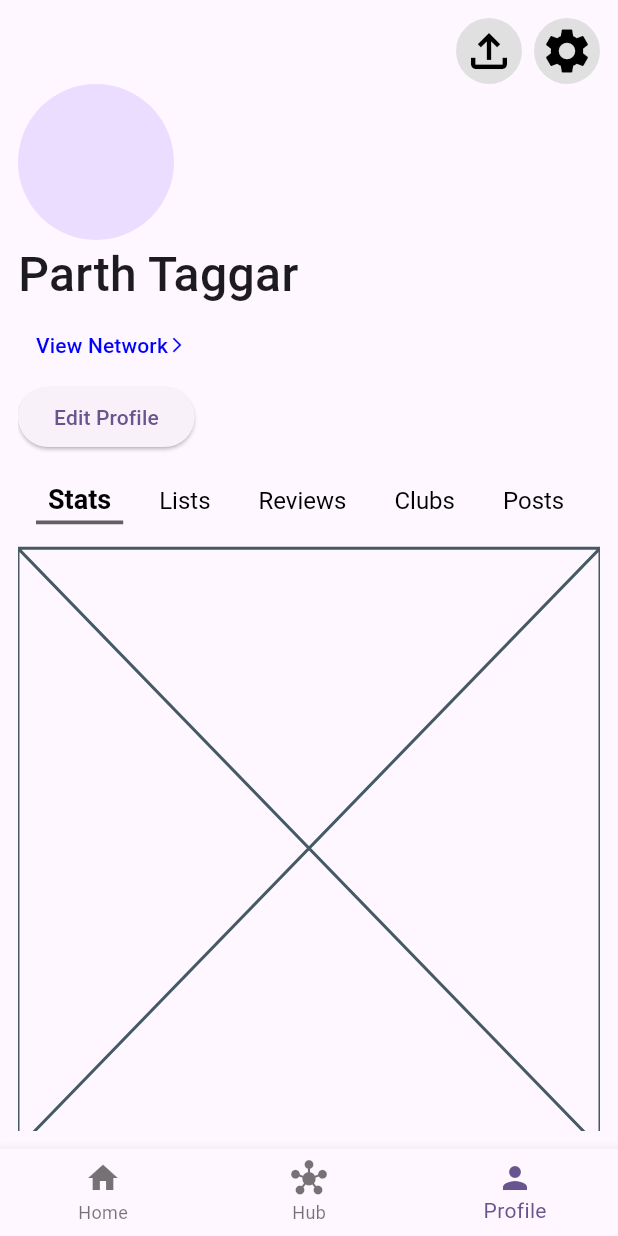
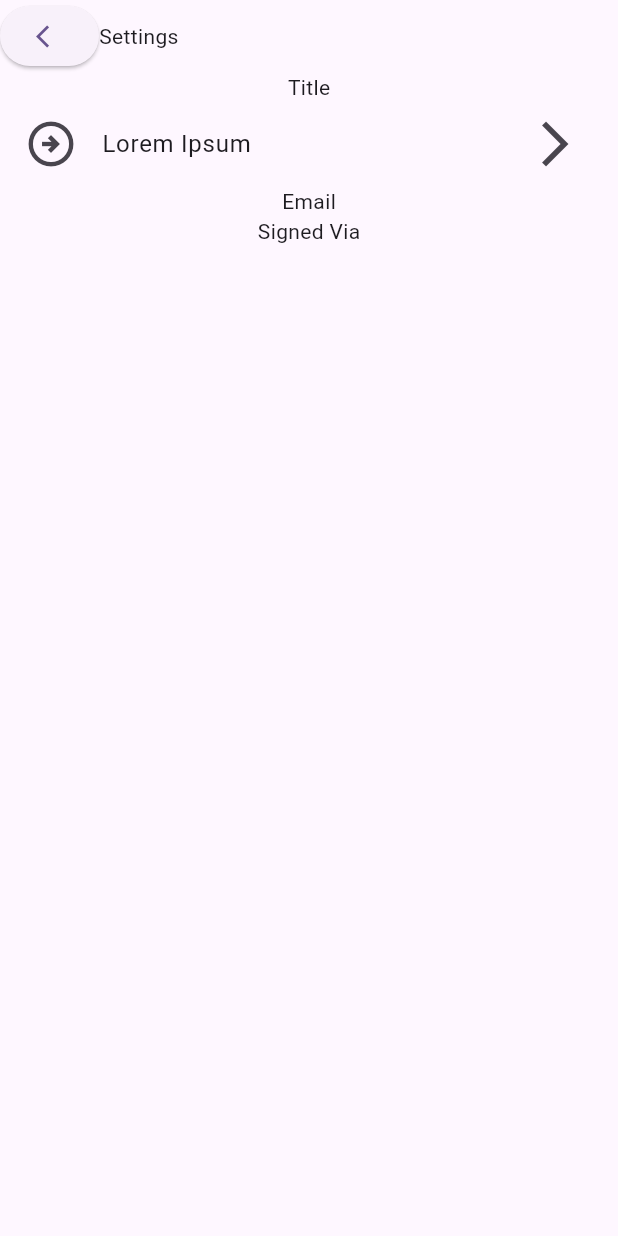
Before and after one commit to Parth-11/Athelia-App, a Flutter app: the screen it shows after launch, item 3 of the bottom bar chosen, after a tap on the "settings" icon, on a phone screen of 412 x 824 dp. Run offline on Flutter 3.47's test engine with Material 3 defaults, Android fonts, the phone set to English and light mode, and no system bars.

Commit message:
Made a template settings page

```diff
--- a/lib/main.dart
+++ b/lib/main.dart
@@ -1,4 +1,5 @@
 import 'package:athelia/screens/nav_bar.dart';
+import 'package:athelia/screens/profile/settings.dart';
 import 'package:flutter/material.dart';
 
 void main() {
@@ -17,7 +18,11 @@ class MyApp extends StatelessWidget {
         colorScheme: ColorScheme.fromSeed(seedColor: Colors.deepPurple),
         iconTheme: IconThemeData(size: 36),
       ),
-      home: Navbar(),
+      routes: {
+        Navbar.id: (context) => const Navbar(),
+        SettingsPage.id: (context) => const SettingsPage(),
+      },
+      initialRoute: Navbar.id,
     );
   }
 }
--- a/lib/screens/nav_bar.dart
+++ b/lib/screens/nav_bar.dart
@@ -5,6 +5,7 @@ import 'package:athelia/screens/hub/hub_page.dart';
 
 class Navbar extends StatefulWidget {
   const Navbar({super.key});
+  static const String id = '/';
 
   @override
   State<Navbar> createState() => _NavbarState();
--- a/lib/screens/profile/profile_page.dart
+++ b/lib/screens/profile/profile_page.dart
@@ -1,4 +1,5 @@
 import 'package:athelia/screens/profile/lists.dart';
+import 'package:athelia/screens/profile/settings.dart';
 import 'package:athelia/screens/profile/stats.dart';
 import 'package:athelia/widgets/profile/custom_button.dart';
 import 'package:athelia/widgets/profile/option_list.dart';
@@ -40,7 +41,12 @@ class _ProfilePageState extends State<ProfilePage> {
                 buttonIcon: Icons.file_upload_outlined,
               ),
               SizedBox(width: 8),
-              CustomButton(buttonIcon: Icons.settings, onClick: () {}),
+              CustomButton(
+                buttonIcon: Icons.settings,
+                onClick: () {
+                  Navigator.pushNamed(context, SettingsPage.id);
+                },
+              ),
             ],
           ),
           //User Avatar
@@ -54,6 +60,7 @@ class _ProfilePageState extends State<ProfilePage> {
           TextButton(
             onPressed: () {},
             child: Row(
+              mainAxisSize: MainAxisSize.min,
               children: [
                 Text(
                   'View Network',
--- /dev/null
+++ b/lib/screens/profile/settings.dart
@@ -0,0 +1,49 @@
+import 'package:athelia/widgets/profile/settings_footer.dart';
+import 'package:athelia/widgets/profile/settings_header.dart';
+import 'package:athelia/widgets/profile/settings_tile.dart';
+import 'package:flutter/material.dart';
+
+class SettingsPage extends StatelessWidget {
+  const SettingsPage({super.key});
+  static const String id = '/settings';
+
+  @override
+  Widget build(BuildContext context) {
+    return SafeArea(
+      child: Scaffold(
+        body: Column(
+          children: [
+            SettingsHeader(),
+            SingleChildScrollView(
+              scrollDirection: Axis.vertical,
+              child: Column(
+                children: [
+                  Column(children: [CustomSection()]),
+                ],
+              ),
+            ),
+            SettingsFooter(),
+          ],
+        ),
+      ),
+    );
+  }
+}
+
+class CustomSection extends StatelessWidget {
+  const CustomSection({super.key});
+
+  @override
+  Widget build(BuildContext context) {
+    return Column(
+      children: [
+        Text('Title'),
+        SettingsTile(
+          route: '',
+          leadingIcon: Icons.arrow_circle_right_outlined,
+          tileTitle: 'Lorem Ipsum',
+        ),
+      ],
+    );
+  }
+}
--- /dev/null
+++ b/lib/widgets/profile/settings_footer.dart
@@ -0,0 +1,13 @@
+import 'package:flutter/material.dart';
+
+class SettingsFooter extends StatelessWidget {
+  const SettingsFooter({super.key});
+
+  @override
+  Widget build(BuildContext context) {
+    return Column(
+      crossAxisAlignment: CrossAxisAlignment.center,
+      children: [Text('Email'), Text('Signed Via')],
+    );
+  }
+}
--- /dev/null
+++ b/lib/widgets/profile/settings_header.dart
@@ -0,0 +1,20 @@
+import 'package:flutter/material.dart';
+
+class SettingsHeader extends StatelessWidget {
+  const SettingsHeader({super.key});
+
+  @override
+  Widget build(BuildContext context) {
+    return Row(
+      children: [
+        ElevatedButton(
+          onPressed: () {
+            Navigator.pop(context);
+          },
+          child: const Icon(Icons.arrow_back_ios),
+        ),
+        Text("Settings"),
+      ],
+    );
+  }
+}
--- /dev/null
+++ b/lib/widgets/profile/settings_tile.dart
@@ -0,0 +1,26 @@
+import 'package:flutter/material.dart';
+
+class SettingsTile extends StatelessWidget {
+  const SettingsTile({
+    super.key,
+    required this.route,
+    required this.leadingIcon,
+    required this.tileTitle,
+  });
+
+  final String route;
+  final IconData leadingIcon;
+  final String tileTitle;
+
+  @override
+  Widget build(BuildContext context) {
+    return ListTile(
+      leading: Icon(leadingIcon),
+      trailing: const Icon(Icons.arrow_forward_ios_outlined),
+      title: Text(tileTitle),
+      onTap: () {
+        Navigator.pushNamed(context, route);
+      },
+    );
+  }
+}
```
